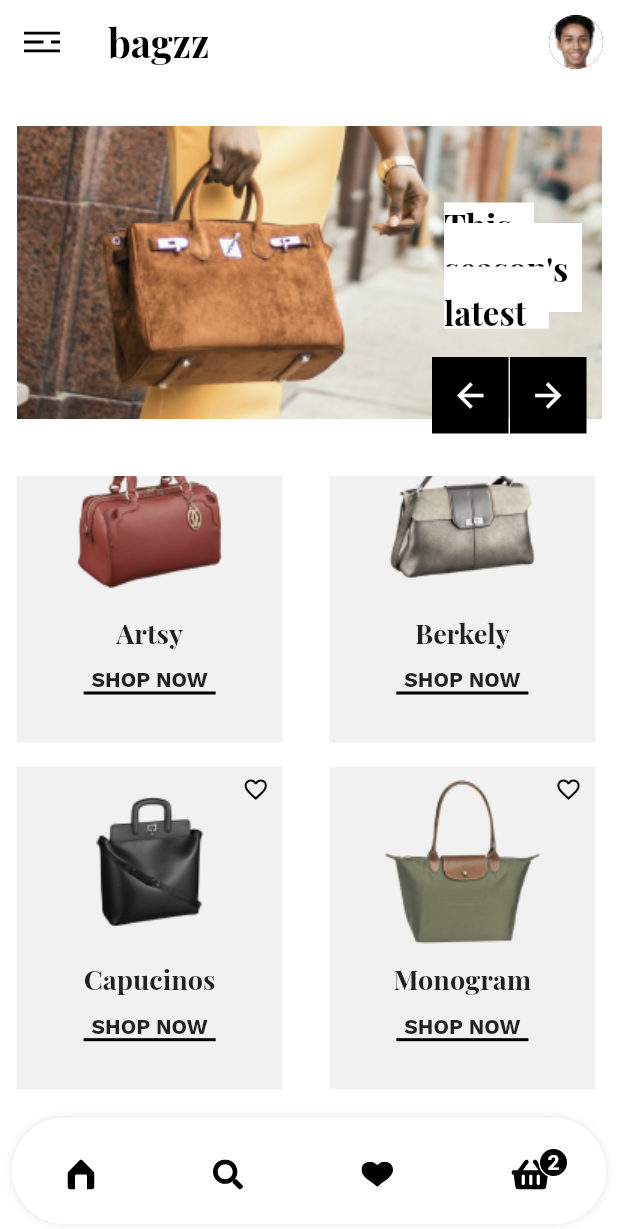
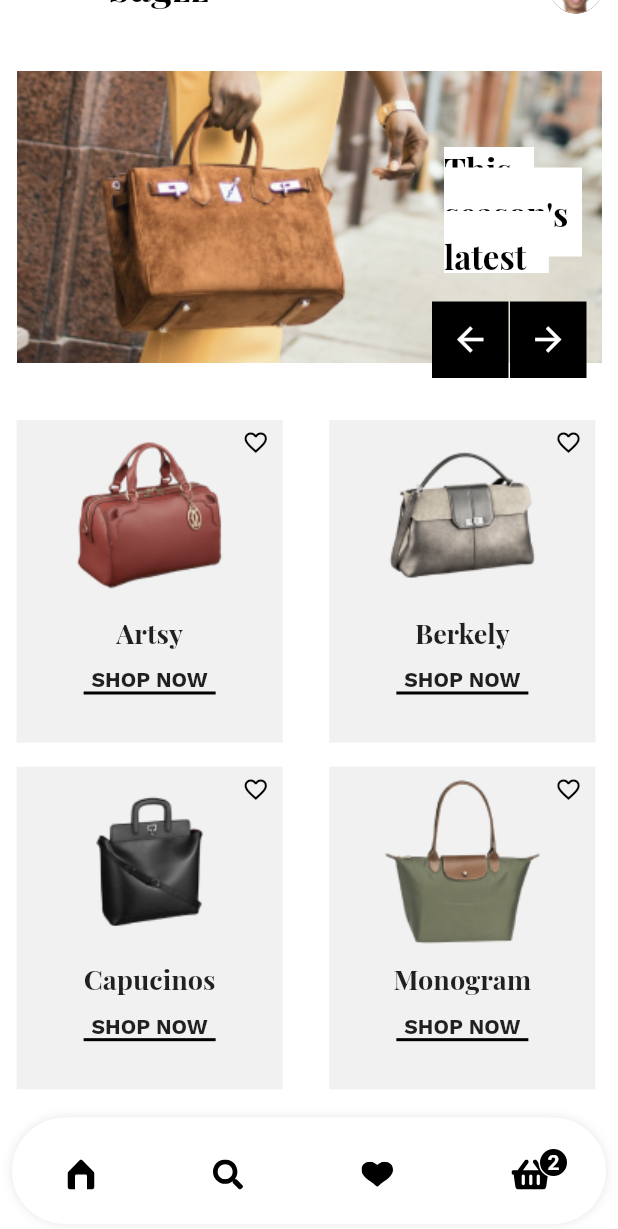
Before and after one commit to edoliantejr/Bagzz, a Flutter app: the screen it shows after launch, scrolled down 37 dp, on a phone screen of 412 x 824 dp. Shown: the top 1229 px of the screen. Run offline on Flutter 3.47's test engine with Material 2 defaults, Android fonts, the light colour scheme and no system bars; drawn by our look-alikes of dot_navigation_bar; our stand-ins replace flutter_svg.

Commit message:
Implement-gridview-for-list-of-bags

```diff
--- a/lib/screens/home_screen.dart
+++ b/lib/screens/home_screen.dart
@@ -25,12 +25,15 @@ class _HomeScreenState extends State<HomeScreen> {
 
   @override
   Widget build(BuildContext context) {
-    return Column(
-      crossAxisAlignment: CrossAxisAlignment.start,
-      children: [
-        HeaderImageSlider(context, controller),
-        Expanded(
-          child: GridView.builder(
+    return SingleChildScrollView(
+      child: Column(
+        crossAxisAlignment: CrossAxisAlignment.start,
+        mainAxisSize: MainAxisSize.min,
+        children: [
+          HeaderImageSlider(context, controller),
+          GridView.builder(
+              shrinkWrap: true,
+              primary: false,
               itemCount: bags_gridview_item.length,
               gridDelegate: SliverGridDelegateWithFixedCrossAxisCount(
                 crossAxisCount: 2,
@@ -39,11 +42,11 @@ class _HomeScreenState extends State<HomeScreen> {
                 childAspectRatio: .9,
               ),
               itemBuilder: (context, i) {
-                return bagGridView(bags_gridview_item[i].image, bags_gridview_item[i].name);
+                return bagGridView(
+                    bags_gridview_item[i].image, bags_gridview_item[i].name);
               }),
-        ),
-
-      ],
+        ],
+      ),
     );
   }
 }
--- a/lib/screens/main_screen.dart
+++ b/lib/screens/main_screen.dart
@@ -13,14 +13,17 @@ class MainScreen extends StatefulWidget {
 
 class _MainScreenState extends State<MainScreen> {
   int numCartItems = 0;
-  Widget bodyPage = HomeScreen();
   @override
   Widget build(BuildContext context) {
     num devicePixel = MediaQuery.of(context).devicePixelRatio;
 
     return Scaffold(
       backgroundColor: colorWhite,
-      appBar: AppBar(
+      body: NestedScrollView(
+
+        headerSliverBuilder: (BuildContext context, bool innerBoxIsScrolled) {
+          return [
+            SliverAppBar(
               backgroundColor: colorWhite,
               elevation: 0,
               leading: Container(
@@ -44,8 +47,11 @@ class _MainScreenState extends State<MainScreen> {
                       radius: 18,
                     ))
               ],
+            )
+          ];
+        },
+        body: HomeScreen(),
       ),
-      body:  bodyPage,
       bottomNavigationBar: bottomNavigation(),
     );
   }
```
Lines whose indentation alone changed are shown as unchanged.
